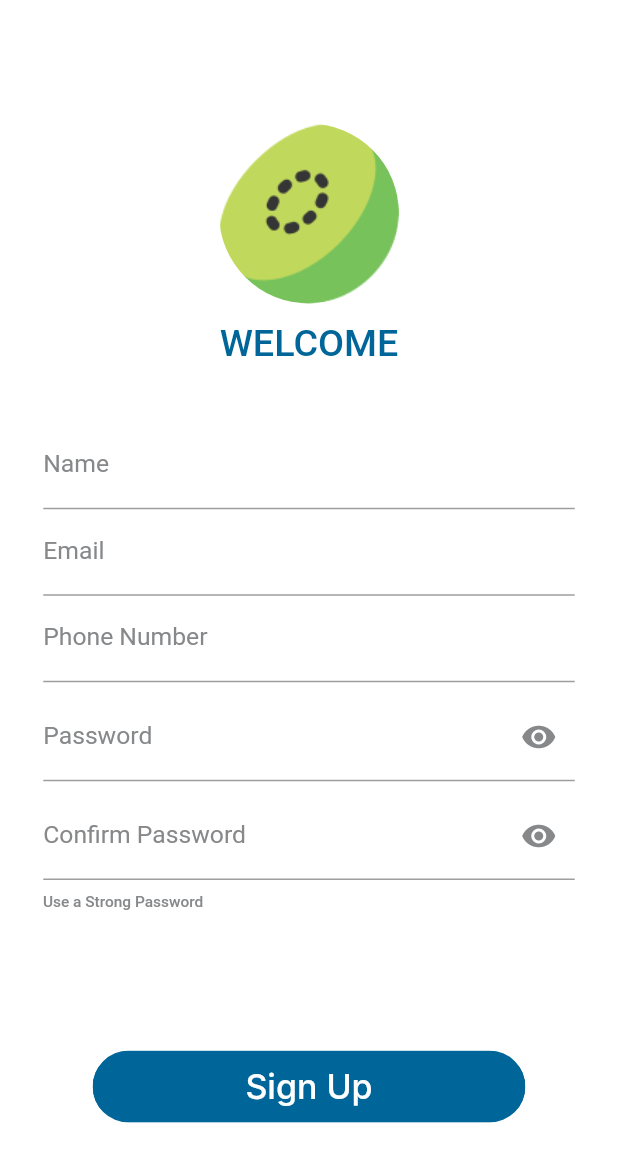
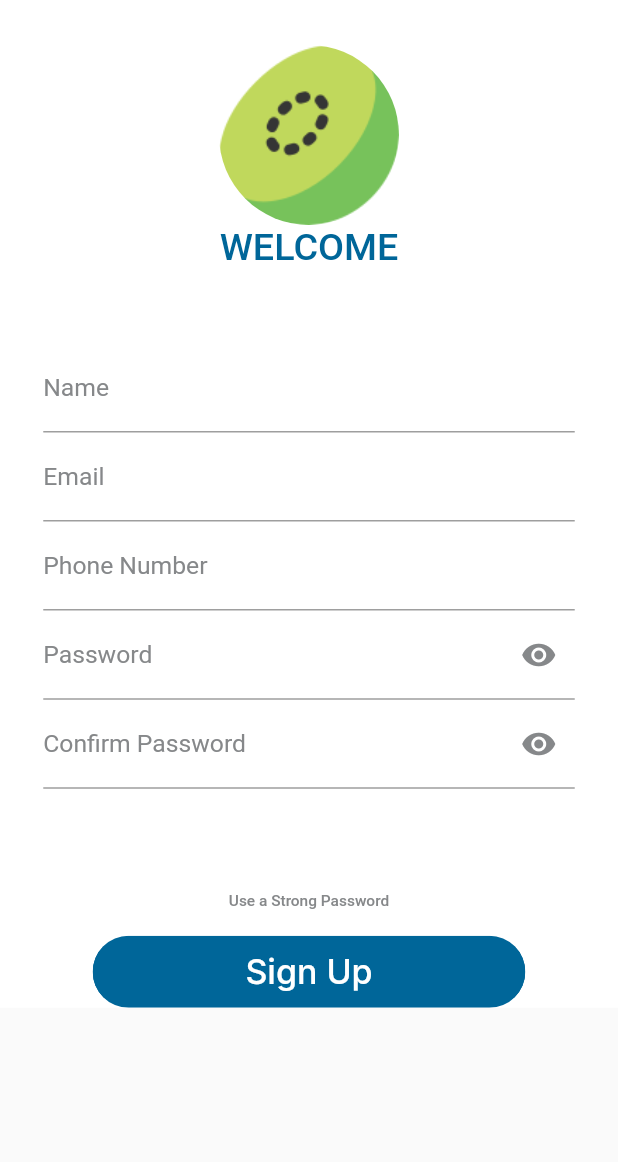
Before and after one commit to subhadeepchowdhury41/my-food-box, a Flutter app: the SignUpPage screen opened directly, on a phone screen of 412 x 824 dp. Shown: the top 1162 px of the screen. Run offline on Flutter 3.47's test engine with Material 2 defaults, Android fonts, the phone set to English and light mode, and no system bars; our stand-ins replace carousel_slider, get, google_fonts, google_nav_bar, qr_flutter; missing offline and left inert: mobile_scanner, razorpay_flutter; Roboto replaces fonts that are missing (Inter, Poppins).

Commit message:
keyboard overlay fixed

```diff
--- a/lib/Screens/Home/BottomNavBar/Home.dart
+++ b/lib/Screens/Home/BottomNavBar/Home.dart
@@ -7,6 +7,7 @@ import 'package:myfoodbox/Components/Profile%20Page/ProfilePicture.dart';
 import 'package:myfoodbox/Screens/Home/FoodDetails.dart';
 import 'package:myfoodbox/Screens/Home/BottomNavBar/profile.dart';
 
+import '../../../Constants.dart';
 import '../../../Controller/home_controller.dart';
 
 class Home extends StatefulWidget {
@@ -41,7 +42,7 @@ class _HomeState extends State<Home> {
   Widget build(BuildContext context) {
     return Obx(() {
       return Scaffold(
-        backgroundColor: Color(0xffF2F2F6),
+        backgroundColor: lightBackground,
         body: IndexedStack(
           index: homeController.bottomNavIndex.value,
           children: homeController.bottomNavigationPages,
--- a/lib/Screens/Pre-Login/LogIn.dart
+++ b/lib/Screens/Pre-Login/LogIn.dart
@@ -31,6 +31,8 @@ class _LogInState extends State<LogIn> {
     return Scaffold(
       body: Container(
         color: Colors.white,
+        child: SingleChildScrollView(
+          physics: const BouncingScrollPhysics(),
           child: Column(
             // alignment: Alignment.topCenter,
             children: <Widget>[
@@ -87,6 +89,7 @@ class _LogInState extends State<LogIn> {
             ],
           ),
         ),
+      ),
     );
   }
 }
--- a/lib/Screens/Pre-Login/Signup.dart
+++ b/lib/Screens/Pre-Login/Signup.dart
@@ -26,20 +26,22 @@ class _SignUpPageState extends State<SignUpPage> {
   Widget build(BuildContext context) {
     Size size = MediaQuery.of(context).size;
     return Scaffold(
-      body: Container(
+      body: SafeArea(
+        child: Container(
           color: Colors.white,
-        child: Stack(
-          alignment: Alignment.center,
+          child: SingleChildScrollView(
+            physics: const BouncingScrollPhysics(),
+            child: Column(
+              // alignment: Alignment.center,
+              mainAxisAlignment: MainAxisAlignment.spaceEvenly,
               children: <Widget>[
-            Positioned(
-              top: size.height * 0.1,
-              child: Logo(
+                const SizedBox(height: 30),
+                Column(
+                  children: [
+                    Logo(
                       radius: 60,
                     ),
-            ),
-            Positioned(
-              top: size.height * 0.26,
-              child: Container(
+                    Container(
                       width: size.width * 0.75,
                       child: Text(
                         'WELCOME',
@@ -53,35 +55,24 @@ class _SignUpPageState extends State<SignUpPage> {
                         ),
                       ),
                     ),
+                  ],
                 ),
-            Positioned(
-              top: size.height * 0.34,
-              width: size.width,
-              child: formField(
+                const SizedBox(height: 50),
+                Column(
+                  children: [
+                    formField(
                       size: size,
                       text: 'Name',
                     ),
-            ),
-            Positioned(
-              top: size.height * 0.41,
-              width: size.width,
-              child: formField(
+                    formField(
                       size: size,
                       text: 'Email',
                     ),
-            ),
-            Positioned(
-              top: size.height * 0.48,
-              width: size.width,
-              child: formField(
+                    formField(
                       size: size,
                       text: 'Phone Number',
                     ),
-            ),
-            Positioned(
-              top: size.height * 0.56,
-              width: size.width,
-              child: Padding(
+                    Padding(
                       padding: EdgeInsets.fromLTRB(
                           size.width * 0.07, 0, size.width * 0.07, 0),
                       child: TextFormField(
@@ -103,14 +94,11 @@ class _SignUpPageState extends State<SignUpPage> {
                             color: Constants.Grey,
                             fontSize: size.width * 0.04,
                             fontFamily: 'Poppins',
-                      )),
                           ),
                         ),
                       ),
-            Positioned(
-              top: size.height * 0.64,
-              width: size.width,
-              child: Padding(
+                    ),
+                    Padding(
                       padding: EdgeInsets.fromLTRB(
                           size.width * 0.07, 0, size.width * 0.07, 0),
                       child: TextFormField(
@@ -136,11 +124,12 @@ class _SignUpPageState extends State<SignUpPage> {
                         ),
                       ),
                     ),
+                  ],
                 ),
-            Positioned(
-              top: size.height * 0.7,
-              left: size.width * 0.05,
-              child: TextButton(
+                const SizedBox(height: 50),
+                Column(
+                  children: [
+                    TextButton(
                       onPressed: () {},
                       child: Text(
                         'Use a Strong Password',
@@ -151,23 +140,21 @@ class _SignUpPageState extends State<SignUpPage> {
                         ),
                       ),
                     ),
-            ),
-            Positioned(
-              top: size.height * 0.85,
-              child: RoundedButton(
+                    RoundedButton(
                       color: Constants.dBlue,
                       text: 'Sign Up',
                       press: () {
                         Get.to(() => const Adress());
-                  // Navigator.push(context,
-                  //     MaterialPageRoute(builder: (context) => Adress()));
                       },
                       fontsize: size.width * 0.055,
                       length: size * 0.7,
                       textColor: Colors.white,
                     ),
+                  ],
                 ),
               ],
+            ),
+          ),
         ),
       ),
     );
```
Also changed, not shown: lib/Constants.dart (+9 -0 lines), lib/Screens/Counter/FinalOrder.dart (+7 -5 lines), lib/Screens/Counter/MainCounters.dart (+7 -6 lines), lib/Screens/Counter/PaymentPage.dart (+40 -45 lines), lib/Screens/Home/FoodDetails.dart (+8 -7 lines). Lines whose indentation alone changed are shown as unchanged.
